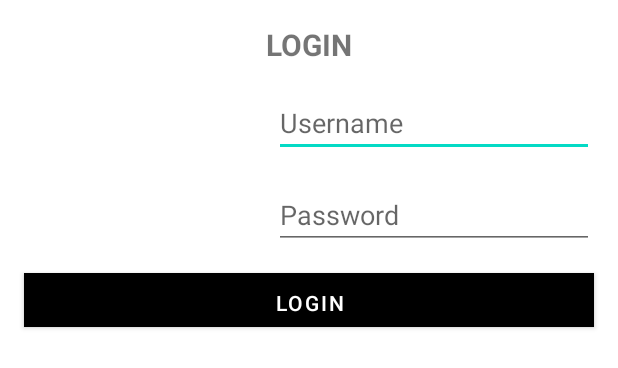
After one commit to ElisaWissemann/BoardGameApp, an Android app: the layout fragment_host_rating_dialog.xml on its own in the app's theme, with its tools: preview values and no code run, on a phone screen of 412 x 824 dp. The commit adds this screen. Shown: the top 368 px of the screen. Run offline under Robolectric (Android 15) with nearby library versions, the phone set to English and light mode, and no system bars.

Commit message:
HostRatingDialog

```diff
--- /dev/null
+++ b/app/src/main/res/layout/fragment_host_rating_dialog.xml
@@ -0,0 +1,60 @@
+<androidx.constraintlayout.widget.ConstraintLayout xmlns:android="http://schemas.android.com/apk/res/android"
+    xmlns:app="http://schemas.android.com/apk/res-auto"
+    xmlns:tools="http://schemas.android.com/tools"
+    android:layout_width="match_parent"
+    android:layout_height="wrap_content">
+
+    <TextView
+        android:id="@+id/tv_login"
+        android:layout_width="wrap_content"
+        android:layout_height="wrap_content"
+        android:layout_marginTop="16dp"
+        android:text="LOGIN"
+        android:textSize="20sp"
+        android:textStyle="bold"
+        app:layout_constraintEnd_toEndOf="parent"
+        app:layout_constraintStart_toStartOf="parent"
+        app:layout_constraintTop_toTopOf="parent" />
+
+    <EditText
+        android:id="@+id/et_username"
+        android:layout_width="wrap_content"
+        android:layout_height="wrap_content"
+        android:layout_marginTop="16dp"
+        android:layout_marginEnd="16dp"
+        android:ems="10"
+        android:hint="Username"
+        android:inputType="textEmailAddress"
+        app:layout_constraintEnd_toEndOf="parent"
+        app:layout_constraintTop_toBottomOf="@+id/tv_login" />
+
+    <EditText
+        android:id="@+id/et_password"
+        android:layout_width="wrap_content"
+        android:layout_height="wrap_content"
+        android:layout_marginTop="16dp"
+        android:layout_marginEnd="16dp"
+        android:ems="10"
+        android:hint="Password"
+        android:inputType="textPassword"
+        app:layout_constraintEnd_toEndOf="parent"
+        app:layout_constraintTop_toBottomOf="@+id/et_username" />
+
+    <Button
+        android:id="@+id/btn_login"
+        android:layout_width="0dp"
+        android:layout_height="36dp"
+        android:layout_marginStart="16dp"
+        android:layout_marginTop="16dp"
+        android:layout_marginEnd="16dp"
+        android:layout_marginBottom="16dp"
+        android:background="#2196F3"
+        android:text="Login"
+        android:textColor="#FFFFFF"
+        app:layout_constraintBottom_toBottomOf="parent"
+        app:layout_constraintEnd_toEndOf="parent"
+        app:layout_constraintStart_toStartOf="parent"
+        app:layout_constraintTop_toBottomOf="@+id/et_password" />
+
+
+</androidx.constraintlayout.widget.ConstraintLayout>
--- a/app/src/main/res/values/strings.xml
+++ b/app/src/main/res/values/strings.xml
@@ -27,4 +27,9 @@
     <string name="event_screen_host">Host: %1$s</string>
     <string name="food">FOOD</string>
     <string name="hostet_by">Hostet by: %1s</string>
+    <string name="yes">YES</string>
+    <string name="no">NO</string>
+    <!-- TODO: Remove or change this placeholder text -->
+    <string name="hello_blank_fragment">Hello blank fragment</string>
+
 </resources>
--- a/app/src/main/res/values/themes.xml
+++ b/app/src/main/res/values/themes.xml
@@ -22,4 +22,5 @@
     <style name="Theme.BoardGameApp.AppBarOverlay" parent="ThemeOverlay.AppCompat.Dark.ActionBar" />
 
     <style name="Theme.BoardGameApp.PopupOverlay" parent="ThemeOverlay.AppCompat.Light" />
+
 </resources>
```
Also changed, not shown: app/src/main/java/com/example/boardgameapp/screens/event/EventFragment.kt (+9 -0 lines), app/src/main/java/com/example/boardgameapp/screens/event/hostrating/BlankFragment.kt (added, +60 -0 lines), app/src/main/java/com/example/boardgameapp/screens/event/hostrating/HostRatingDialogFragment.kt (added, +44 -0 lines), app/src/main/res/drawable/round_corner.xml (added, +12 -0 lines), app/src/main/res/layout/fragment_blank.xml (added, +14 -0 lines).
